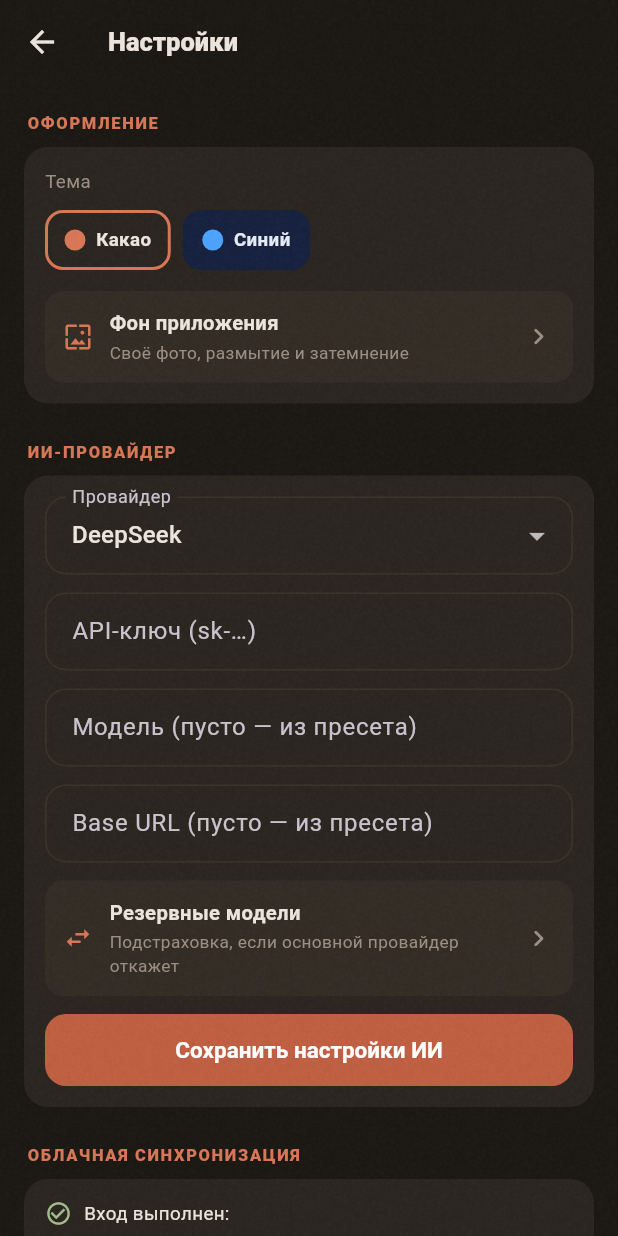
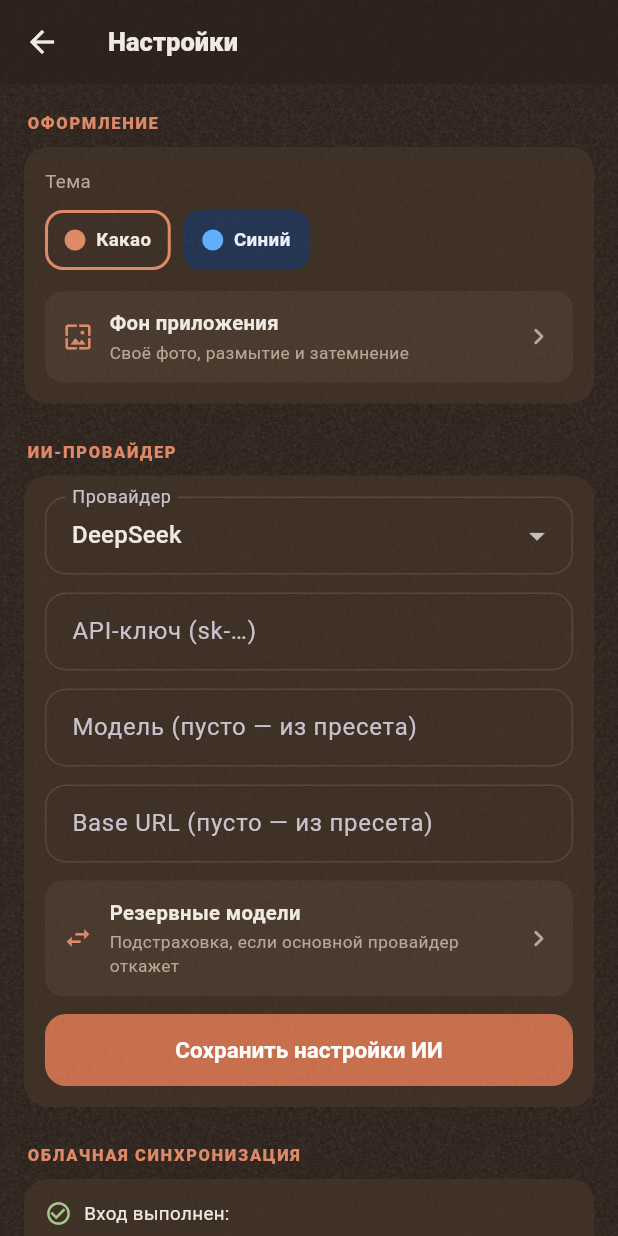
Before and after one commit to bananomonkey/TERMAI, a Flutter app: the SettingsScreen screen opened directly, on a phone screen of 412 x 824 dp. Run offline on Flutter 3.47's test engine with Material 3 defaults, Android fonts, the light colour scheme and no system bars; our stand-ins replace cloud_firestore, firebase_auth, firebase_core, flutter_local_notifications, flutter_markdown, google_sign_in and 2 more; accounts and stored records are empty.

Commit message:
feat(mobile): круглая иконка с маленькой улыбкой, светлее фон и заметка про Firebase-ключ
- иконка: круглая подложка, монитор внутри, улыбка уменьшена; launcher,
  adaptive icon и splash пересобраны, фон иконки прозрачный по краям
- тема «Какао» и «Синий» стали заметно светлее и контрастнее
- фон получил лёгкую матовую текстуру noise.png без градиентов
- SECURITY.md: Firebase API key — клиентский, не серверный секрет;
  инструкция по ограничению ключа в Google Cloud и закрытию алерта
- версия 1.15.5+32

```diff
--- a/mobile/lib/ui/app_background.dart
+++ b/mobile/lib/ui/app_background.dart
@@ -186,8 +186,26 @@ class _AppBackdropState extends State<AppBackdrop> {
   @override
   Widget build(BuildContext context) {
     if (_path.isEmpty) {
-      // ровный цвет темы, без градиента и тумана
-      return ColoredBox(color: C.bg, child: widget.child);
+      // ровный цвет темы + очень лёгкая матовая текстура (без градиента)
+      return Stack(
+        fit: StackFit.expand,
+        children: [
+          ColoredBox(color: C.bg),
+          const Positioned.fill(
+            child: IgnorePointer(
+              child: DecoratedBox(
+                decoration: BoxDecoration(
+                  image: DecorationImage(
+                    image: AssetImage('assets/noise.png'),
+                    repeat: ImageRepeat.repeat,
+                  ),
+                ),
+              ),
+            ),
+          ),
+          widget.child,
+        ],
+      );
     }
     return Stack(
       fit: StackFit.expand,
--- a/mobile/lib/ui/settings_screen.dart
+++ b/mobile/lib/ui/settings_screen.dart
@@ -350,7 +350,7 @@ class _SettingsScreenState extends State<SettingsScreen> {
               ),
               const SizedBox(height: 16),
               Center(
-                child: Text('версия 1.15.4',
+                child: Text('версия 1.15.5',
                     style:
                         TextStyle(fontSize: 11, color: C.muted.withAlpha(160))),
               ),
--- a/mobile/lib/ui/theme.dart
+++ b/mobile/lib/ui/theme.dart
@@ -38,41 +38,41 @@ const themePresets = <ThemePreset>[
   ThemePreset(
     id: 'cocoa',
     title: 'Какао',
-    bg: Color(0xFF1B1713),
-    surface: Color(0xFF241F1A),
-    card: Color(0xFF2B2520),
-    card2: Color(0xFF332C25),
-    secondary: Color(0xFFA78B6F),
-    accent: Color(0xFFD97757),
-    accentDark: Color(0xFFC05F42),
-    text: Color(0xFFEDE6DE),
-    muted: Color(0xFF9C9083),
-    good: Color(0xFFA3BE8C),
-    warn: Color(0xFFD9A05B),
-    danger: Color(0xFFCF6A5A),
-    border: Color(0xFF3A322A),
-    termBg: Color(0xFF15110E),
-    termText: Color(0xFFD6CCC0),
+    bg: Color(0xFF2C211A),
+    surface: Color(0xFF35281F),
+    card: Color(0xFF3E3025),
+    card2: Color(0xFF493A2D),
+    secondary: Color(0xFFC2A487),
+    accent: Color(0xFFE08A67),
+    accentDark: Color(0xFFC96F4D),
+    text: Color(0xFFF3ECE4),
+    muted: Color(0xFFBBA897),
+    good: Color(0xFFA9C98F),
+    warn: Color(0xFFE8B36E),
+    danger: Color(0xFFE07D6C),
+    border: Color(0xFF5A4636),
+    termBg: Color(0xFF1E1712),
+    termText: Color(0xFFE0D4C6),
   ),
   // Синий — второй допустимый вариант оформления.
   ThemePreset(
     id: 'navy',
     title: 'Синий',
-    bg: Color(0xFF0A1226),
-    surface: Color(0xFF101A33),
-    card: Color(0xFF16213F),
-    card2: Color(0xFF1D2A4C),
-    secondary: Color(0xFF6E8BC4),
-    accent: Color(0xFF4DA3FF),
-    accentDark: Color(0xFF2E86E0),
-    text: Color(0xFFE6EDF8),
-    muted: Color(0xFF8296B8),
-    good: Color(0xFF3FD69A),
-    warn: Color(0xFFE5B567),
-    danger: Color(0xFFE0707F),
-    border: Color(0xFF223158),
-    termBg: Color(0xFF070E1F),
-    termText: Color(0xFFB9C9E4),
+    bg: Color(0xFF16233D),
+    surface: Color(0xFF1D2C4A),
+    card: Color(0xFF243553),
+    card2: Color(0xFF2C4062),
+    secondary: Color(0xFF8FAAD9),
+    accent: Color(0xFF5FB0FF),
+    accentDark: Color(0xFF3A8EE6),
+    text: Color(0xFFECF3FD),
+    muted: Color(0xFFA6B8D4),
+    good: Color(0xFF4FE0A5),
+    warn: Color(0xFFE8B36E),
+    danger: Color(0xFFE88492),
+    border: Color(0xFF3A5278),
+    termBg: Color(0xFF101B2E),
+    termText: Color(0xFFC5D5EC),
   ),
 ];
 
--- a/mobile/pubspec.yaml
+++ b/mobile/pubspec.yaml
@@ -1,7 +1,7 @@
 name: termai
 description: "TERMAI — тренажёр навыков с ИИ-наставником (языки, Linux, Docker, Git и другие курсы)"
 publish_to: "none"
-version: 1.15.4+31
+version: 1.15.5+32
 
 environment:
   sdk: ">=3.4.0 <4.0.0"
```
Also changed, not shown: mobile/assets/icon/termai.png, mobile/assets/icon/termai_fg.png, mobile/lib/firebase_options.dart, 13 other files.
